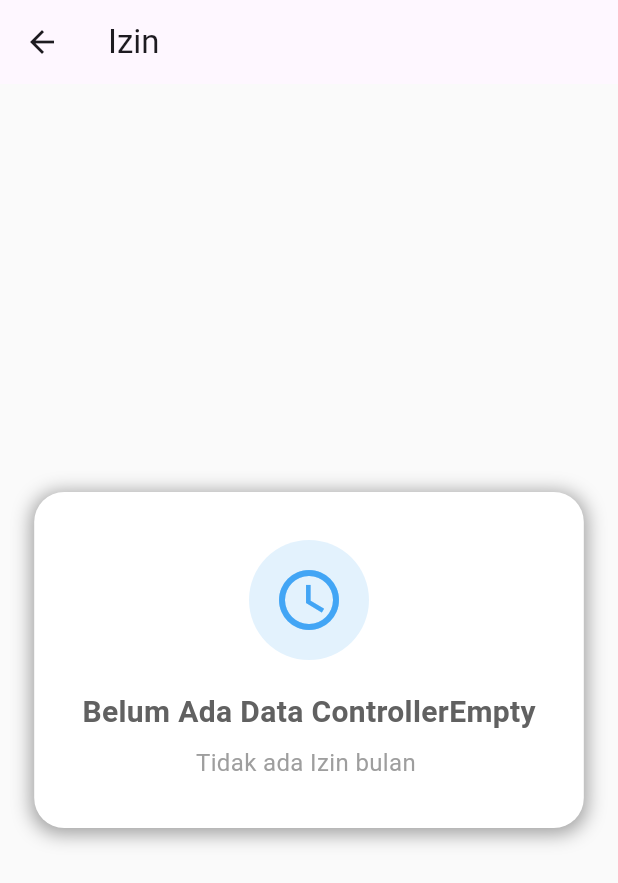
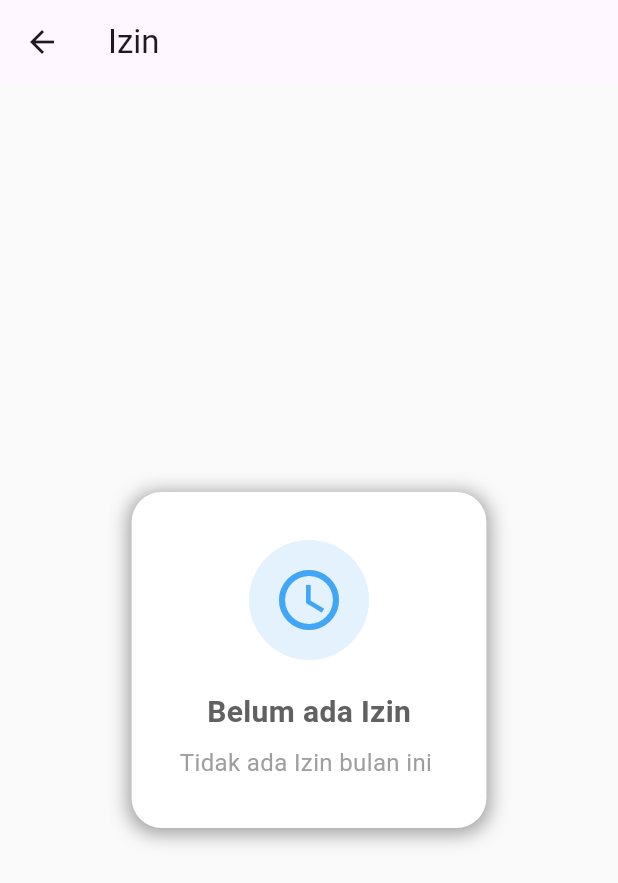
Before and after one commit to okedane/aplikasi-absensi-flutter, a Flutter app: the IzinView screen opened by its route, on a phone screen of 412 x 824 dp. Shown: the top 883 px of the screen. Run offline on Flutter 3.47's test engine with Material 3 defaults, Android fonts, the phone set to English and light mode, and no system bars; our stand-ins replace geolocator, get, get_storage; accounts and stored records are empty; network calls fail.

Commit message:
create done

```diff
--- a/lib/core/constants/api/api_constants.dart
+++ b/lib/core/constants/api/api_constants.dart
@@ -1,5 +1,5 @@
 class ApiConstants {
-  static const baseUrl = 'https://c894-103-160-202-114.ngrok-free.app/api';
+  static const baseUrl = 'https://2a1b-103-160-202-114.ngrok-free.app/api';
 
   // Optional tambahan untuk endpoint
   static const login = '$baseUrl/login';
--- a/lib/presentation/izin/view/izin_view.dart
+++ b/lib/presentation/izin/view/izin_view.dart
@@ -2,20 +2,19 @@ import 'package:flutter/material.dart';
 import 'package:get/get.dart';
 import 'package:test_getx/core.dart';
 import 'package:test_getx/core/constants/style/app_colors.dart';
-import 'package:test_getx/core/utils/formatter/date_formatter.dart';
-import 'package:test_getx/presentation/lembur/widget/lembur_appbar.dart';
+import 'package:test_getx/presentation/izin/widget/izin_card.dart';
+import 'package:test_getx/presentation/izin/widget/stat_card.dart';
+import 'package:test_getx/routes/app_pages.dart';
 import 'package:test_getx/widgets/Controller/controller_empty.dart';
 import 'package:test_getx/widgets/Controller/controller_error.dart';
 import 'package:test_getx/widgets/Controller/controller_loading.dart';
 import 'package:test_getx/widgets/appbar/appbar_widget.dart';
 
-class IzinView extends StatelessWidget {
+class IzinView extends GetView<IzinController> {
   const IzinView({super.key});
 
   @override
   Widget build(BuildContext context) {
-    final controller = Get.put(IzinController());
-
     return Obx(() {
       if (controller.isLoading.value) {
         return ControllerLoading(pesan: "Memuat data Izin");
@@ -32,87 +31,157 @@ class IzinView extends StatelessWidget {
       if (data.isEmpty) {
         return ControllerEmpty(
           textAppbar: "Izin",
-          pesan: "Tidak ada Izin bulan ",
+          title: "Belum ada Izin",
+          pesan: "Tidak ada Izin bulan ini ",
         );
       }
+
       return Scaffold(
-        backgroundColor: Colors.grey[50],
-        appBar: LemburAppBar(),
+        backgroundColor: backgroundColor,
+        appBar: AppBarWidget(title: "Daftar Izin"),
         body: RefreshIndicator(
-          onRefresh: () async => controller.refresh,
-          child: SingleChildScrollView(
+          onRefresh: () async => controller.refresh(),
+          color: primaryColor,
+          child: CustomScrollView(
             physics: const AlwaysScrollableScrollPhysics(),
+            slivers: [
+              // Header Section dengan statistik
+              SliverToBoxAdapter(
+                child: Container(
+                  margin: const EdgeInsets.all(16.0),
                   padding: const EdgeInsets.all(20.0),
-            child: Column(
-              children: [
-                ListView.builder(
-                  itemCount: data.length,
-                  shrinkWrap: true,
-                  physics: const NeverScrollableScrollPhysics(),
-                  itemBuilder: (BuildContext context, int index) {
-                    final item = data[index];
-                    return Card(
-                      child: ListTile(
-                        title: const Text(
-                          "Sakit",
-                          style: TextStyle(fontWeight: FontWeight.bold),
+                  decoration: BoxDecoration(
+                    gradient: LinearGradient(
+                      colors: [primaryColor, primaryLight],
+                      begin: Alignment.topLeft,
+                      end: Alignment.bottomRight,
                     ),
-                        subtitle: Column(
-                          crossAxisAlignment: CrossAxisAlignment.start,
-                          children: [
-                            const SizedBox(height: 4.0),
-                            Container(
-                              padding: EdgeInsets.symmetric(
-                                horizontal: 10,
-                                vertical: 4,
-                              ),
-                              decoration: BoxDecoration(
-                                color: primaryLight,
-                                border: Border.all(color: primaryLight),
-                                borderRadius: BorderRadius.circular(8),
-                              ),
-                              child: Text(
-                                "Status",
-                                style: TextStyle(
-                                  color: primaryLight,
-                                  fontWeight: FontWeight.bold,
-                                  fontSize: 12,
-                                ),
-                              ),
-                            ),
-                            const SizedBox(height: 4.0),
-                            Text(
-                              "${DateFormatter.formatHariTanggal(item.tanggalMulai)} s/d ${DateFormatter.formatHariTanggal(item.tanggalSelesai)}",
-                              style: const TextStyle(fontSize: 11),
+                    borderRadius: BorderRadius.circular(16),
+                    boxShadow: [
+                      BoxShadow(
+                        color: primaryColor.withOpacity(0.3),
+                        blurRadius: 10,
+                        offset: const Offset(0, 4),
                       ),
                     ],
                   ),
-                        trailing: Row(
-                          mainAxisSize: MainAxisSize.min,
+                  child: Row(
+                    mainAxisAlignment: MainAxisAlignment.spaceAround,
                     children: [
-                            IconButton(
-                              onPressed: () {},
-                              icon: const Icon(Icons.edit, size: 24.0),
+                      StatCard(
+                        title: "Total Izin",
+                        value: "${data.length}",
+                        icon: Icons.list_alt,
                       ),
-                            IconButton(
-                              onPressed: () {},
-                              icon: const Icon(Icons.delete, size: 24.0),
+                      Container(
+                        height: 40,
+                        width: 1,
+                        color: whiteC.withOpacity(0.3),
                       ),
-                          ],
-                        ),
-                      ),
-                    );
-                  },
+                      StatCard(
+                        title: "Bulan ini",
+                        value: "${data.length}",
+                        icon: Icons.calendar_month,
                       ),
                     ],
                   ),
                 ),
               ),
-        floatingActionButton: FloatingActionButton(
-          child: const Icon(Icons.add),
-          onPressed: () {},
+
+              SliverPadding(
+                padding: const EdgeInsets.symmetric(horizontal: 16.0),
+                sliver: SliverList(
+                  delegate: SliverChildBuilderDelegate((context, index) {
+                    final item = data[index];
+                    return Container(
+                      margin: const EdgeInsets.only(bottom: 12.0),
+                      child: IzinCard(
+                        item: item,
+                        onTap: () {
+                          // Navigasi ke detail atau dialog
+                        },
+                        onEdit: () {
+                          // Navigasi ke halaman edit izin
+                        },
+                        onDelete: () {
+                          _showDeleteDialog(item); // Fungsi ini sudah kamu buat
+                        },
+                      ),
+                    );
+                  }, childCount: data.length),
+                ),
+              ),
+
+              // Bottom Spacing
+              const SliverToBoxAdapter(child: SizedBox(height: 80)),
+            ],
+          ),
+        ),
+        floatingActionButton: Container(
+          decoration: BoxDecoration(
+            borderRadius: BorderRadius.circular(16),
+            boxShadow: [
+              BoxShadow(
+                color: primaryColor.withOpacity(0.4),
+                blurRadius: 12,
+                offset: const Offset(0, 6),
+              ),
+            ],
+          ),
+          child: FloatingActionButton.extended(
+            backgroundColor: primaryColor,
+            foregroundColor: whiteC,
+            onPressed: () {
+              controller.resetForm();
+              Get.toNamed(AppRoutes.izinCreate);
+            },
+            icon: const Icon(Icons.add_rounded),
+            label: const Text(
+              "Tambah Izin",
+              style: TextStyle(fontWeight: FontWeight.w600),
+            ),
+          ),
         ),
       );
     });
   }
+
+  void _showDeleteDialog(dynamic item) {
+    Get.dialog(
+      AlertDialog(
+        shape: RoundedRectangleBorder(borderRadius: BorderRadius.circular(16)),
+        title: const Text(
+          "Hapus Izin",
+          style: TextStyle(fontWeight: FontWeight.bold),
+        ),
+        content: Text(
+          "Apakah Anda yakin ingin menghapus izin \"${item.jenisIzin}\"?",
+        ),
+        actions: [
+          TextButton(onPressed: () => Get.back(), child: const Text("Batal")),
+          ElevatedButton(
+            onPressed: () {
+              // Handle delete action
+              Get.back();
+              Get.snackbar(
+                "Berhasil",
+                "Izin berhasil dihapus",
+                backgroundColor: successColor,
+                colorText: whiteC,
+                snackPosition: SnackPosition.TOP,
+              );
+            },
+            style: ElevatedButton.styleFrom(
+              backgroundColor: dangerColor,
+              foregroundColor: whiteC,
+              shape: RoundedRectangleBorder(
+                borderRadius: BorderRadius.circular(8),
+              ),
+            ),
+            child: const Text("Hapus"),
+          ),
+        ],
+      ),
+    );
   }
+}
--- a/lib/presentation/login/controller/login_controller.dart
+++ b/lib/presentation/login/controller/login_controller.dart
@@ -71,6 +71,11 @@ class LoginController extends GetxController {
     isObscure.value = !isObscure.value;
   }
 
+  @override
+  void refresh() {
+    login();
+  }
+
   void logout() {
     final storage = GetStorage();
     storage.remove('token');
--- a/lib/presentation/main/binding/main_binding.dart
+++ b/lib/presentation/main/binding/main_binding.dart
@@ -6,5 +6,6 @@ class MainBinding extends Bindings {
   void dependencies() {
     Get.lazyPut<MainController>(() => MainController());
     Get.lazyPut<HomeController>(() => HomeController());
+    Get.lazyPut<IzinController>(() => IzinController());
   }
 }
--- a/lib/routes/app_routes.dart
+++ b/lib/routes/app_routes.dart
@@ -1,4 +1,5 @@
 import 'package:get/get.dart';
+import 'package:test_getx/presentation/izin/view/create_screen.dart';
 import '../presentation/main/view/main_view.dart';
 
 import './app_pages.dart';
@@ -29,7 +30,7 @@ final List<GetPage> appPages = [
     page: () => const MainView(),
     binding: MainBinding(),
   ),
-    GetPage(
+  GetPage(
     name: AppRoutes.home,
     page: () => const HomeView(),
     binding: HomeBinding(),
@@ -49,6 +50,7 @@ final List<GetPage> appPages = [
   ),
 
   GetPage(name: AppRoutes.izin, page: () => IzinView(), binding: IzinBinding()),
+  GetPage(name: AppRoutes.izinCreate, page: () => CreateScreen()),
 
   GetPage(
     name: AppRoutes.history,
--- a/lib/widgets/Controller/controller_empty.dart
+++ b/lib/widgets/Controller/controller_empty.dart
@@ -2,9 +2,11 @@ import 'package:flutter/material.dart';
 
 class ControllerEmpty extends StatelessWidget {
   final String textAppbar;
+  final String title;
   final String pesan;
   const ControllerEmpty({
     required this.textAppbar,
+    required this.title,
     required this.pesan,
     super.key,
   });
@@ -47,7 +49,7 @@ class ControllerEmpty extends StatelessWidget {
               ),
               const SizedBox(height: 20),
               Text(
-                "Belum Ada Data ControllerEmpty",
+                title,
                 style: TextStyle(
                   fontSize: 20,
                   fontWeight: FontWeight.bold,
```
Also changed, not shown: lib/data/providers/izin/izin_provider.dart (+29 -0 lines), lib/presentation/izin/controller/izin_controller.dart (+70 -1 lines), lib/presentation/izin/view/create_screen.dart (+55 -16 lines), lib/presentation/izin/widget/izin_card.dart (added, +208 -0 lines), lib/presentation/izin/widget/stat_card.dart (added, +47 -0 lines). Lines whose indentation alone changed are shown as unchanged.
